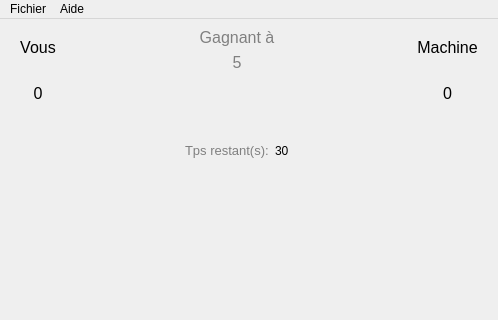
Before: the Qt Designer form chifoumi.ui in samuelhentrics/Chifoumi, drawn with Qt 5; both pictures show x 0 to 498 and y 0 to 320 of the 498 by 570 pixel window.
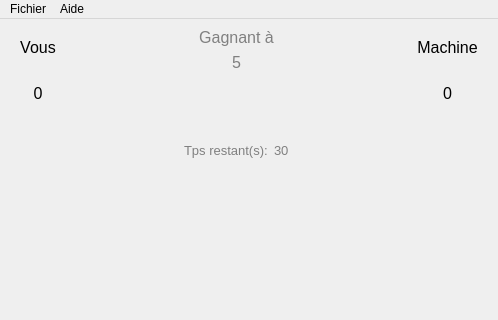
After: the same form once the commit is applied. Icons and pictures are not drawn.

What changed in the file:
```diff
--- a/chifoumi.ui
+++ b/chifoumi.ui
@@ -217,7 +217,18 @@
            </widget>
           </item>
           <item>
-           <widget class="QLabel" name="label">
+           <widget class="QLabel" name="lTempsRestants">
+            <property name="enabled">
+             <bool>true</bool>
+            </property>
+            <property name="font">
+             <font>
+              <pointsize>10</pointsize>
+             </font>
+            </property>
+            <property name="styleSheet">
+             <string notr="true">color:grey</string>
+            </property>
             <property name="text">
              <string>30</string>
             </property>
```
Left out of the diff: 2 changed lines with no effect on the pictures.
